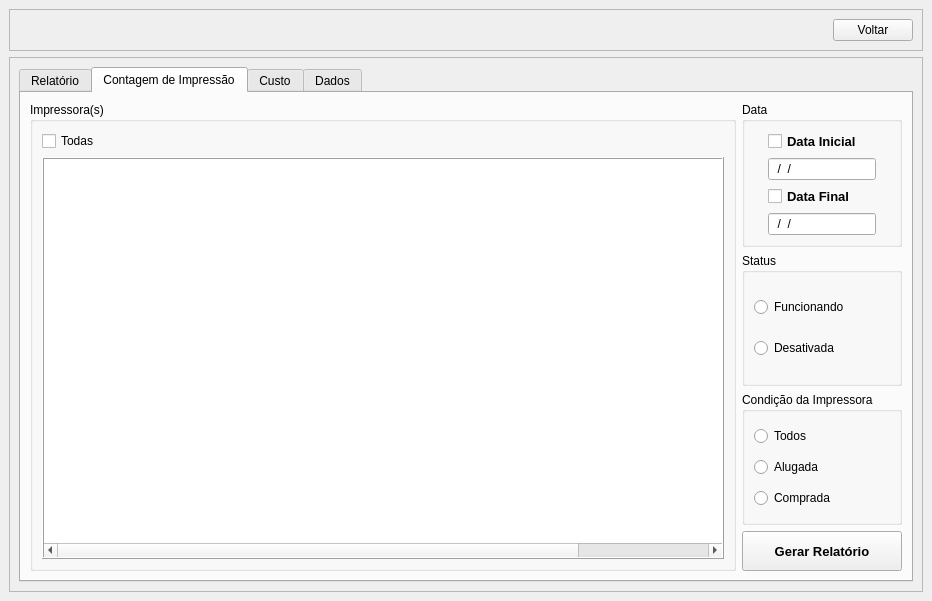
This is View/Telas/CD_Relatorio.ui in Blastoles/ProjetoSCGI as Qt 5 draws it before an edit. The edited form follows.
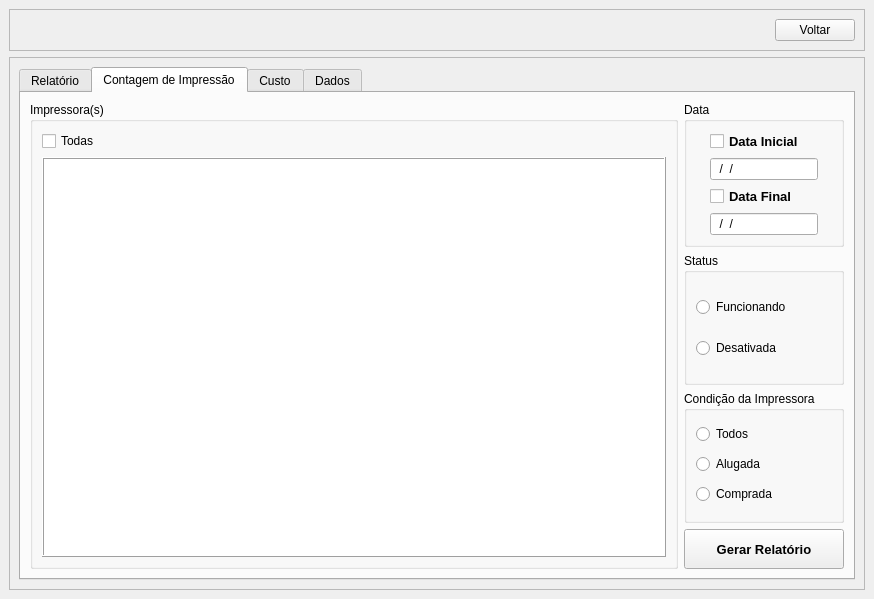
This is the edited form. Icons and pictures are not drawn.

The edit to the form file:
```diff
--- a/View/Telas/CD_Relatorio.ui
+++ b/View/Telas/CD_Relatorio.ui
@@ -6,8 +6,8 @@
    <rect>
     <x>0</x>
     <y>0</y>
-    <width>932</width>
-    <height>601</height>
+    <width>874</width>
+    <height>599</height>
    </rect>
   </property>
   <property name="windowTitle">
@@ -427,21 +427,6 @@
                 <attribute name="verticalHeaderStretchLastSection">
                  <bool>false</bool>
                 </attribute>
-                <column>
-                 <property name="text">
-                  <string>Seleção</string>
-                 </property>
-                 <property name="font">
-                  <font>
-                   <family>Arial</family>
-                   <weight>75</weight>
-                   <bold>true</bold>
-                  </font>
-                 </property>
-                 <property name="textAlignment">
-                  <set>AlignCenter</set>
-                 </property>
-                </column>
                 <column>
                  <property name="text">
                   <string>Número de Série</string>
```
